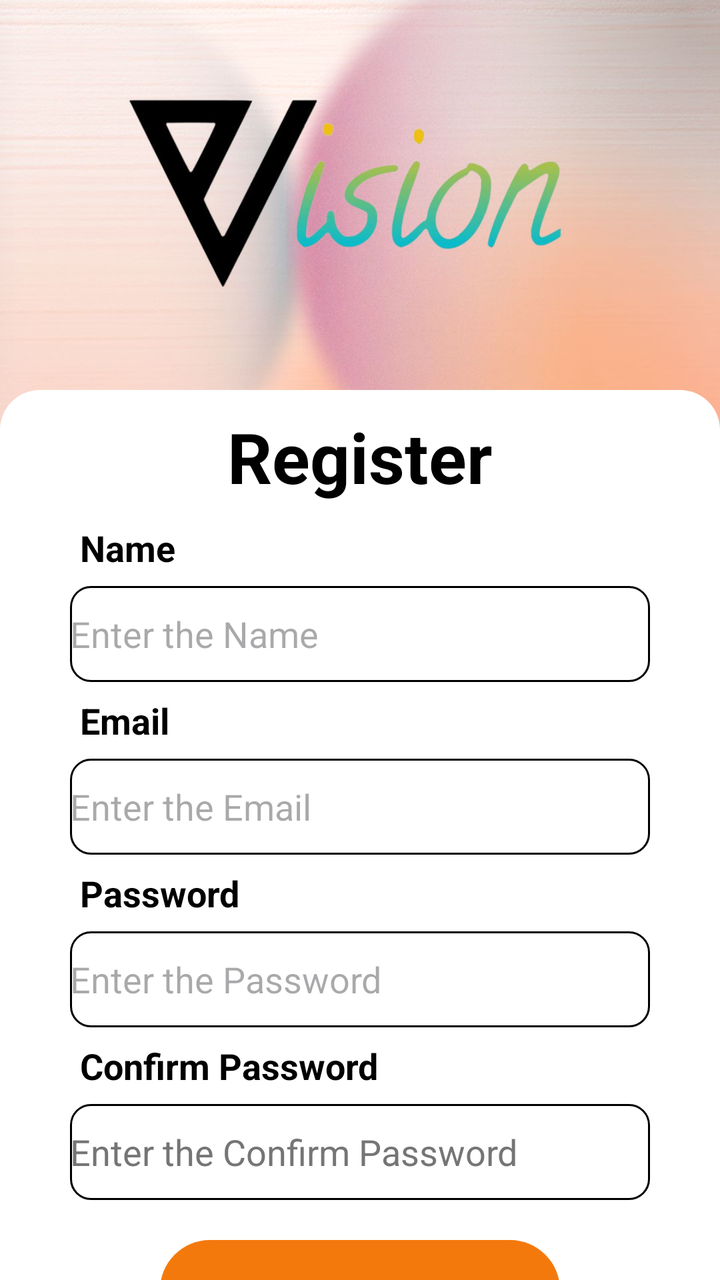
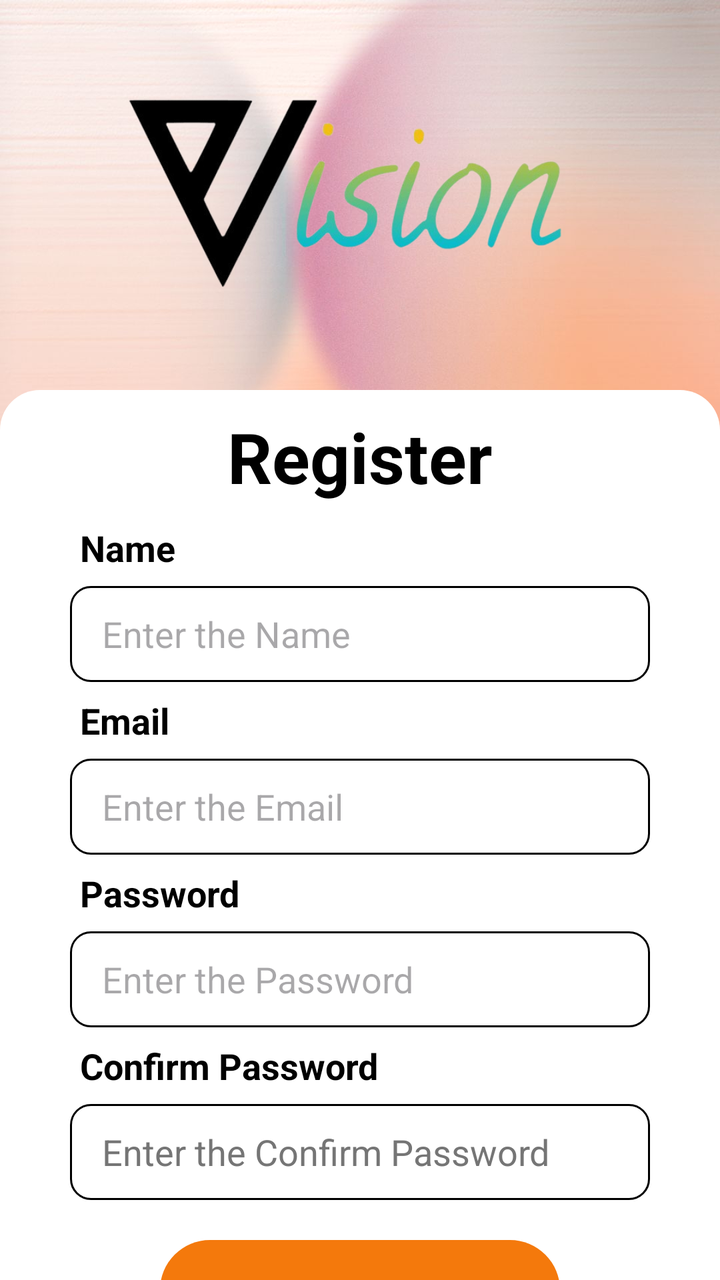

Two renders of the same Android screen: before a commit and after it. Below are the layout's source before the change and the commit's diff.
<!-- AndroidManifest.xml: application theme Theme.MyApplication -->
<!-- res/layout/activity_register.xml -->
<LinearLayout xmlns:android="http://schemas.android.com/apk/res/android"
    xmlns:tools="http://schemas.android.com/tools"
        tools:context=".Register"
        android:layout_width="match_parent"
        android:layout_height="wrap_content"
        android:orientation="vertical"
        android:background="@drawable/untitleddesignh">

    <ImageView
        android:layout_width="@dimen/dim_300"
        android:layout_height="@dimen/dim_195"
        android:layout_gravity="center"
        android:contentDescription="@string/todo3"
        android:src="@drawable/vih"
        tools:ignore="VisualLintBounds" />

    <LinearLayout
        android:layout_width="match_parent"
        android:layout_height="542dp"
        android:background="@drawable/back"
        android:orientation="vertical"
        tools:ignore="TextSizeCheck,VisualLintBounds">

        <TextView
            android:layout_width="wrap_content"
            android:layout_height="wrap_content"
            android:layout_gravity="center"
            android:layout_marginTop="@dimen/dim_10"
            android:text="@string/register8"
            android:textColor="@color/black"
            android:textSize="35sp"
            android:textStyle="bold"
            tools:ignore="VisualLintBounds" />

        <TextView
            android:layout_width="wrap_content"
            android:layout_height="wrap_content"
            android:layout_marginStart="@dimen/dim_40"
            android:layout_marginTop="@dimen/dim_10"
            android:text="@string/name0"
            android:textColor="#000"
            android:textSize="18sp"
            android:textStyle="bold"
            tools:ignore="TextSizeCheck,VisualLintBounds" />

        <EditText
            android:id="@+id/fullName"
            android:layout_width="match_parent"
            android:layout_height="@dimen/dim_48"
            android:layout_marginLeft="@dimen/dim_35"
            android:layout_marginTop="@dimen/dim_7"
            android:layout_marginRight="@dimen/dim_35"
            android:autofillHints=""
            android:background="@drawable/forget"
            android:hint="@string/enter_the_name9"
            android:inputType="text"
            tools:ignore="VisualLintTextFieldSize,VisualLintBounds" />

        <TextView
            android:layout_width="wrap_content"
            android:layout_height="wrap_content"
            android:layout_marginStart="@dimen/dim_40"
            android:layout_marginTop="@dimen/dim_7"
            android:text="@string/email8"
            android:textColor="#000"
            android:textSize="18sp"
            android:textStyle="bold"
            tools:ignore="VisualLintBounds" />

        <EditText
            android:id="@+id/Email"
            android:layout_width="match_parent"
            android:layout_height="@dimen/dim_48"
            android:layout_marginLeft="@dimen/dim_35"
            android:layout_marginTop="@dimen/dim_7"
            android:layout_marginRight="@dimen/dim_35"
            android:autofillHints=""
            android:background="@drawable/forget"
            android:hint="@string/enter_the_email6"
            android:inputType="textEmailAddress"
            tools:ignore="VisualLintTextFieldSize,VisualLintBounds" />

        <TextView
            android:layout_width="wrap_content"
            android:layout_height="wrap_content"
            android:layout_marginStart="@dimen/dim_40"
            android:layout_marginTop="@dimen/dim_7"
            android:text="@string/password3"
            android:textColor="#000"
            android:textSize="18sp"
            android:textStyle="bold"
            tools:ignore="TextSizeCheck,VisualLintBounds" />

        <EditText
            android:id="@+id/password"
            android:layout_width="match_parent"
            android:layout_height="@dimen/dim_48"
            android:layout_marginLeft="@dimen/dim_35"
            android:layout_marginTop="@dimen/dim_7"
            android:layout_marginRight="@dimen/dim_35"
            android:autofillHints=""
            android:background="@drawable/forget"
            android:hint="@string/enter_the_password1"
            android:inputType="textPassword"
            tools:ignore="VisualLintTextFieldSize,VisualLintBounds" />

        <TextView
            android:layout_width="wrap_content"
            android:layout_height="wrap_content"
            android:layout_marginStart="@dimen/dim_40"
            android:layout_marginTop="@dimen/dim_7"
            android:text="@string/confirm_password"
            android:textColor="#000"
            android:textSize="18sp"
            android:textStyle="bold"
            tools:ignore="TextSizeCheck,VisualLintBounds" />

        <EditText
            android:id="@+id/confirmPass"
            android:layout_width="match_parent"
            android:layout_height="@dimen/dim_48"
            android:layout_marginLeft="@dimen/dim_35"
            android:layout_marginTop="@dimen/dim_7"
            android:layout_marginRight="@dimen/dim_35"
            android:autofillHints=""
            android:background="@drawable/forget"
            android:hint="@string/enter_the_confirm_password"
            android:inputType="textPhonetic"
            android:textColorHint="#757575"
            tools:ignore="VisualLintTextFieldSize,VisualLintBounds" />

        <ProgressBar
            android:id="@+id/progressBar"
            style="@style/Widget.AppCompat.ProgressBar.Horizontal"
            android:layout_width="@dimen/dim_60"
            android:layout_height="wrap_content"
            android:layout_above="@+id/registerBtn"
            android:layout_centerHorizontal="true"
            android:layout_gravity="center"
            android:layout_marginTop="@dimen/dim_10"
            android:indeterminate="true"
            android:indeterminateTint="#FF0000"
            android:visibility="gone"
            tools:ignore="ObsoleteLayoutParam" />

        <Button
            android:id="@+id/registerBtn"
            android:layout_width="@dimen/dim_200"
            android:layout_height="@dimen/dim_50"
            android:layout_gravity="center"
            android:layout_marginTop="@dimen/dim_20"
            android:background="@drawable/button"
            android:text="@string/register"
            android:textColor="#263238"
            tools:ignore="DuplicateSpeakableTextCheck,VisualLintButtonSize,VisualLintBounds" />

        <TextView
            android:id="@+id/createText"
            android:layout_width="wrap_content"
            android:layout_height="@dimen/dim_32"
            android:layout_gravity="center"
            android:layout_marginTop="@dimen/dim_10"
            android:layout_marginBottom="@dimen/dim_30"
            android:text="@string/do_you_have_an_account_login"
            android:textColor="#000000"
            android:textSize="16sp"
            android:textStyle="bold"
            tools:ignore="VisualLintBounds" />
    </LinearLayout>
</LinearLayout>
<!-- resources referenced by this layout -->
<resources>
  <color name="black">#FF000000</color>
  <dimen name="dim_10">10dp</dimen>
  <dimen name="dim_195">195dp</dimen>
  <dimen name="dim_20">20dp</dimen>
  <dimen name="dim_200">200dp</dimen>
  <dimen name="dim_30">30dp</dimen>
  <dimen name="dim_300">300dp</dimen>
  <dimen name="dim_32">32dp</dimen>
  <dimen name="dim_35">35dp</dimen>
  <dimen name="dim_40">40dp</dimen>
  <dimen name="dim_48">48dp</dimen>
  <dimen name="dim_50">50dp</dimen>
  <dimen name="dim_60">60dp</dimen>
  <dimen name="dim_7">7dp</dimen>
  <!-- drawable back (drawable) -->
  <?xml version="1.0" encoding="utf-8"?>
  <shape xmlns:android="http://schemas.android.com/apk/res/android">
  
          <solid android:color="@color/white"/>
          <corners android:topLeftRadius="20dp" android:topRightRadius="20dp"/>
  
  </shape>
  <!-- drawable button (drawable) -->
  <?xml version="1.0" encoding="utf-8"?>
  <shape xmlns:android="http://schemas.android.com/apk/res/android">
  <gradient android:startColor="#FF9800" android:endColor="#FF9800"/>
      <corners android:radius="40dp">
  
      </corners>
  </shape>
  <!-- drawable forget (drawable) -->
  <shape xmlns:android="http://schemas.android.com/apk/res/android">
  <stroke android:width="1dp" android:color="@color/black"/>
      <corners android:radius="10dp"/>
  </shape>
  <!-- drawable untitleddesignh: jpg bitmap (drawable, 84470 bytes) -->
  <!-- drawable vih: png bitmap (drawable, 85878 bytes) -->
  <string name="confirm_password">Confirm Password</string>
  <string name="do_you_have_an_account_login">Do you have an account? LogIn</string>
  <string name="email8">Email</string>
  <string name="enter_the_confirm_password">Enter the Confirm Password</string>
  <string name="enter_the_email6">Enter the Email</string>
  <string name="enter_the_name9">Enter the Name</string>
  <string name="enter_the_password1">Enter the Password</string>
  <string name="name0">Name</string>
  <string name="password3">Password</string>
  <string name="register">Register</string>
  <string name="register8">Register</string>
  <string name="todo3">TODO3</string>
  <style name="Theme.MyApplication" parent="Base.Theme.MyApplication" />
  <color name="white">#FFFFFFFF</color>
  <style name="Base.Theme.MyApplication" parent="Theme.Material3.DayNight.NoActionBar">
          
          
  
          <item name="colorPrimary">#F4790C</item>
      </style>
</resources>

<!-- the commit's change to res/layout/activity_register.xml (unified diff, before → after) -->
@@ -4,8 +4,8 @@
         android:layout_width="match_parent"
         android:layout_height="wrap_content"
         android:orientation="vertical"
-        android:background="@drawable/untitleddesignh">
-
+        android:background="@drawable/untitleddesignh"
+    tools:ignore="Overdraw">
     <ImageView
         android:layout_width="@dimen/dim_300"
         android:layout_height="@dimen/dim_195"
@@ -13,14 +13,12 @@
         android:contentDescription="@string/todo3"
         android:src="@drawable/vih"
         tools:ignore="VisualLintBounds" />
-
     <LinearLayout
         android:layout_width="match_parent"
-        android:layout_height="542dp"
+        android:layout_height="620dp"
         android:background="@drawable/back"
         android:orientation="vertical"
         tools:ignore="TextSizeCheck,VisualLintBounds">
-
         <TextView
             android:layout_width="wrap_content"
             android:layout_height="wrap_content"
@@ -54,6 +52,8 @@
             android:background="@drawable/forget"
             android:hint="@string/enter_the_name9"
             android:inputType="text"
+            android:paddingLeft="16dp"
+        android:paddingRight="16dp"
             tools:ignore="VisualLintTextFieldSize,VisualLintBounds" />
 
         <TextView
@@ -78,6 +78,8 @@
             android:background="@drawable/forget"
             android:hint="@string/enter_the_email6"
             android:inputType="textEmailAddress"
+            android:paddingLeft="16dp"
+        android:paddingRight="16dp"
             tools:ignore="VisualLintTextFieldSize,VisualLintBounds" />
 
         <TextView
@@ -102,6 +104,8 @@
             android:background="@drawable/forget"
             android:hint="@string/enter_the_password1"
             android:inputType="textPassword"
+            android:paddingLeft="16dp"
+        android:paddingRight="16dp"
             tools:ignore="VisualLintTextFieldSize,VisualLintBounds" />
 
         <TextView
@@ -126,6 +130,8 @@
             android:background="@drawable/forget"
             android:hint="@string/enter_the_confirm_password"
             android:inputType="textPhonetic"
+            android:paddingLeft="16dp"
+        android:paddingRight="16dp"
             android:textColorHint="#757575"
             tools:ignore="VisualLintTextFieldSize,VisualLintBounds" />
 
